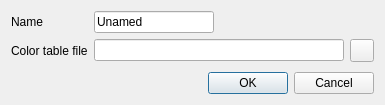
Qt form freeview/DialogNewAnnotation.ui (freesurfer/freesurfer) before a commit.
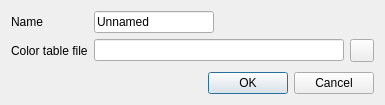
The same form after that commit. Icons and pictures are not drawn.

Commit message: Convert to rgb color at initialization of Annotation Editing tool

Diff of the .ui file:
```diff
--- a/freeview/DialogNewAnnotation.ui
+++ b/freeview/DialogNewAnnotation.ui
@@ -42,7 +42,7 @@
         </size>
        </property>
        <property name="text">
-        <string>Unamed</string>
+        <string>Unnamed</string>
        </property>
       </widget>
      </item>
```
The commit also changes 2 other files.
